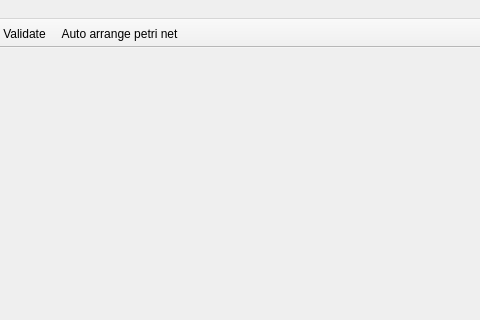
Above: PeTedit/MainWindow.ui from jonasfj/PeTe before the change; both pictures show x 341 to 821 and y 0 to 320 of the 821 by 591 pixel window. Below: the same form after it.
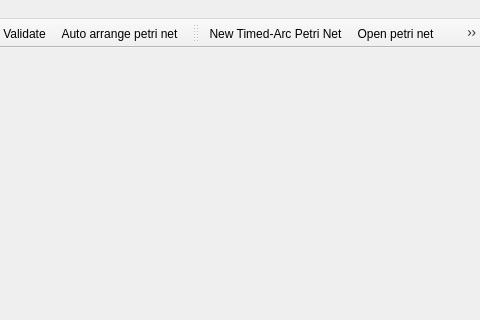
That is the form after the change. Icons and pictures are not drawn.

Diff of the .ui file:
```diff
--- a/PeTedit/MainWindow.ui
+++ b/PeTedit/MainWindow.ui
@@ -461,6 +461,21 @@
    <addaction name="validateAction"/>
    <addaction name="autoArrangeAction"/>
   </widget>
+  <widget class="QToolBar" name="fileToolBar">
+   <property name="windowTitle">
+    <string>File toolBar</string>
+   </property>
+   <attribute name="toolBarArea">
+    <enum>TopToolBarArea</enum>
+   </attribute>
+   <attribute name="toolBarBreak">
+    <bool>false</bool>
+   </attribute>
+   <addaction name="NewTapnAction"/>
+   <addaction name="OpenAction"/>
+   <addaction name="SaveAction"/>
+   <addaction name="saveAsAction"/>
+  </widget>
   <action name="NewTapnAction">
    <property name="text">
     <string>&amp;New Timed-Arc Petri Net</string>
```
Left out of the diff: 54 changed lines with no effect on the pictures.
